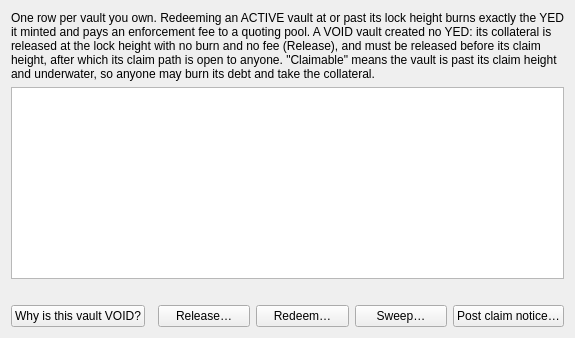
This is src/yellowbackpositions.ui in boyfromcave/yecwallet-dd as Qt 5 draws it before an edit. The edited form follows.
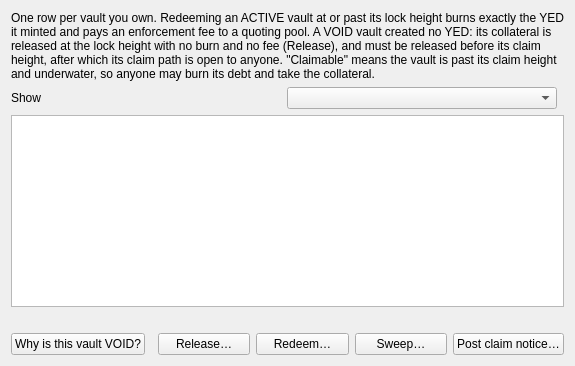
This is the edited form.

Commit message: Wallet: the owner's second walk of Scenario 1 -- act-by column, market ratio, status filter, readable halts, no missing font

What changed in the file:
```diff
--- a/src/yellowbackpositions.ui
+++ b/src/yellowbackpositions.ui
@@ -9,6 +9,13 @@
      <property name="text"><string>One row per vault you own. Redeeming an ACTIVE vault at or past its lock height burns exactly the YED it minted and pays an enforcement fee to a quoting pool. A VOID vault created no YED: its collateral is released at the lock height with no burn and no fee (Release), and must be released before its claim height, after which its claim path is open to anyone. "Claimable" means the vault is past its claim height and underwater, so anyone may burn its debt and take the collateral.</string></property>
     </widget>
    </item>
+   <item>
+    <layout class="QHBoxLayout" name="positionsFilterRow">
+     <item><widget class="QLabel" name="lblPositionsFilter"><property name="text"><string>Show</string></property></widget></item>
+     <item><widget class="QComboBox" name="cmbPositionsFilter"><property name="toolTip"><string>Which vaults to list. "Open" is the ones you can still act on: ACTIVE and VOID.</string></property></widget></item>
+     <item><spacer name="posFilterSpacer"><property name="orientation"><enum>Qt::Horizontal</enum></property></spacer></item>
+    </layout>
+   </item>
    <item>
     <widget class="QTableView" name="tblPositions">
      <property name="selectionMode"><enum>QAbstractItemView::SingleSelection</enum></property>
```
The commit also changes 7 other files.
